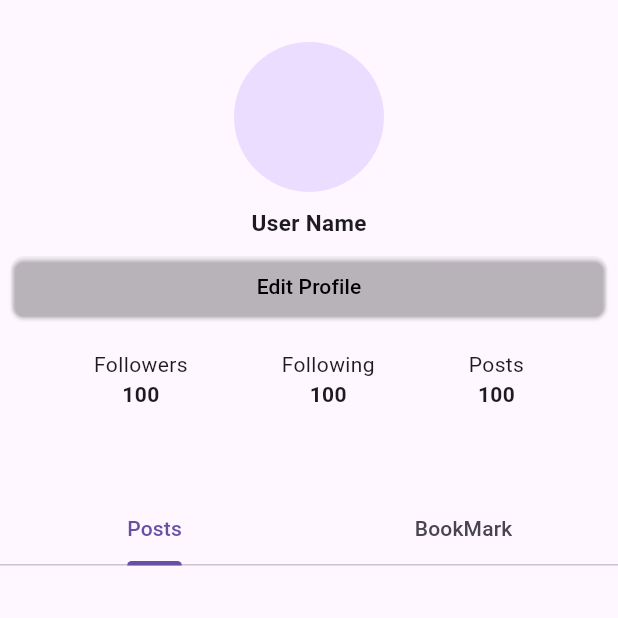
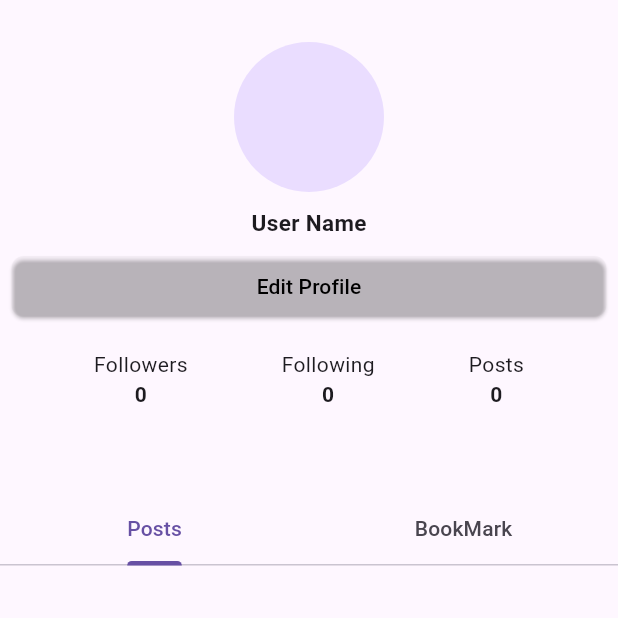
Before and after one commit to questc0der/book_tok, a Flutter app: the Profile screen opened directly, on a phone screen of 412 x 824 dp, the top half of it. Run offline on Flutter 3.47's test engine with Material 3 defaults, Android fonts, the phone set to English and light mode, and no system bars; our stand-ins replace cloud_firestore, firebase_auth, firebase_core, flutter_riverpod, go_router, google_fonts; missing offline and left inert: image_input; accounts and stored records are empty.

Commit message:
refactor: implement real-time follower, following, and post count updates in Profile

```diff
--- a/lib/screen/profile.dart
+++ b/lib/screen/profile.dart
@@ -58,19 +58,65 @@ class _ProfilePage extends State<Profile> with SingleTickerProviderStateMixin {
               Column(
                 children: [
                   Text("Followers"),
-                  Text("100", style: TextStyle(fontWeight: FontWeight.bold)),
+                  StreamBuilder<QuerySnapshot>(
+                    stream:
+                        FirebaseFirestore.instance
+                            .collection("users")
+                            .doc(FirebaseAuth.instance.currentUser!.uid)
+                            .collection("followers")
+                            .snapshots(),
+                    builder: (context, snapshot) {
+                      final followers = snapshot.data?.size;
+
+                      return Text(
+                        "$followers",
+                        style: TextStyle(fontWeight: FontWeight.bold),
+                      );
+                    },
+                  ),
                 ],
               ),
               Column(
                 children: [
                   Text("Following"),
-                  Text("100", style: TextStyle(fontWeight: FontWeight.bold)),
+                  StreamBuilder<QuerySnapshot>(
+                    stream:
+                        FirebaseFirestore.instance
+                            .collection("users")
+                            .doc(FirebaseAuth.instance.currentUser!.uid)
+                            .collection("following")
+                            .snapshots(),
+                    builder: (context, snapshot) {
+                      final following = snapshot.data?.size;
+
+                      return Text(
+                        "$following",
+                        style: TextStyle(fontWeight: FontWeight.bold),
+                      );
+                    },
+                  ),
                 ],
               ),
               Column(
                 children: [
                   Text("Posts"),
-                  Text("100", style: TextStyle(fontWeight: FontWeight.bold)),
+                  StreamBuilder<QuerySnapshot>(
+                    stream:
+                        FirebaseFirestore.instance
+                            .collection("books")
+                            .where(
+                              "uid",
+                              isEqualTo: FirebaseAuth.instance.currentUser!.uid,
+                            )
+                            .snapshots(),
+                    builder: (context, snapshot) {
+                      final posts = snapshot.data?.size;
+                      return Text(
+                        "$posts",
+                        style: TextStyle(fontWeight: FontWeight.bold),
+                      );
+                    },
+                  ),
                 ],
               ),
             ],
```
